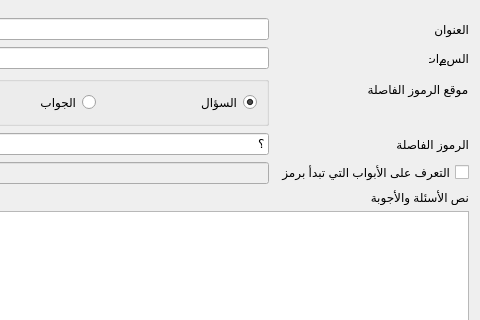
This is designer/import_dialog.ui in abdnh/ARQImporter as Qt 5 draws it before an edit; both pictures show x 81 to 561 and y 0 to 320 of the 561 by 759 pixel window. The edited form follows.
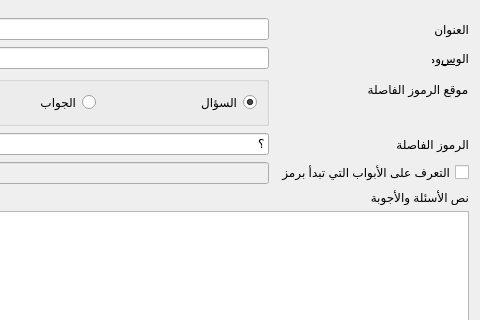
This is the edited form.

```diff
--- a/designer/import_dialog.ui
+++ b/designer/import_dialog.ui
@@ -34,7 +34,7 @@
      <item row="2" column="0">
       <widget class="QLabel" name="label_2">
        <property name="text">
-        <string>الس&amp;مات</string>
+        <string>الو&amp;سوم</string>
        </property>
        <property name="buddy">
         <cstring>tagsBox</cstring>
```
